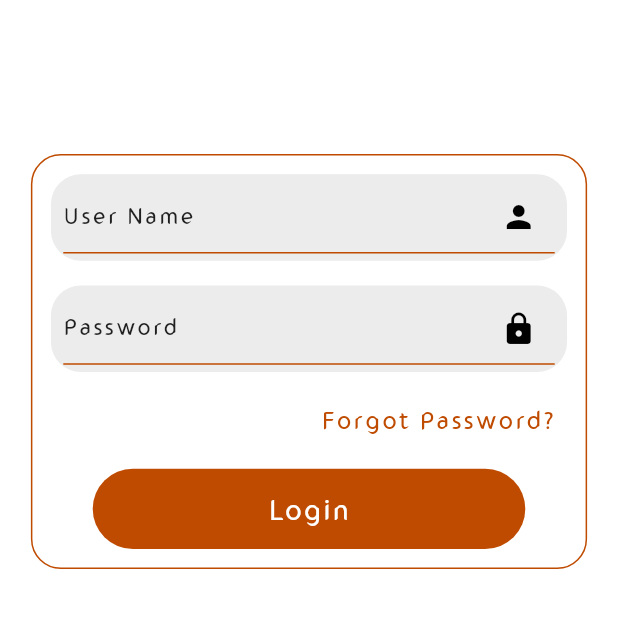
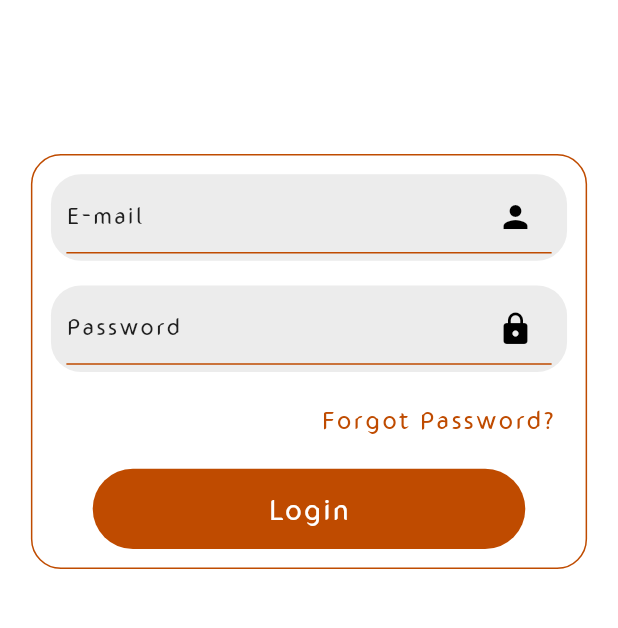
Before and after one commit to Jayfablead/jicksawapp, a Flutter app: the screen it shows after launch, after a tap on "I ALREADY HAVE AN ACCOUNT", on a phone screen of 412 x 824 dp, the part 496-1124 px from its top. Run offline on Flutter 3.47's test engine with Material 2 defaults, Android fonts, the phone set to English and light mode, and no system bars; our stand-ins replace cached_network_image, carousel_slider, connectivity, equatable, flip_card, flutter_colorpicker and 7 more; missing offline and left inert: model_viewer_plus, panara_dialogs, shake; accounts and stored records are empty; project files that could hold a hidden picture were left out.

Commit message:
change 24-05

```diff
--- a/lib/Screen/Forgot Password.dart
+++ b/lib/Screen/Forgot Password.dart
@@ -103,7 +103,7 @@ class _ForgotpwdState extends State<Forgotpwd> {
                         key: _formKey,
                         child: Column(
                           children: [
-                            Container(padding: EdgeInsets.symmetric(horizontal: 2.w),
+                            Container(padding: EdgeInsets.symmetric(horizontal: 2.5.w),
                               decoration: BoxDecoration(
                                   color: secondary,
                                   borderRadius: BorderRadius.circular(20)),
--- a/lib/Screen/initScreen.dart
+++ b/lib/Screen/initScreen.dart
@@ -104,21 +104,14 @@ class _InitscreenState extends State<Initscreen> {
                         alignment: Alignment.center,
                         width: 85.w,
                         margin: EdgeInsets.only(top: 2.h),
-                        decoration: BoxDecoration(boxShadow: [
-                          BoxShadow(
-                            color: Colors.deepOrange.withOpacity(0.5),
-                            offset: Offset(0, 6),
-                            // blurRadius: 20,
-                            // spreadRadius: -5,
-                          ),
-                        ],
-                            borderRadius: BorderRadius.circular(15),
-                            color: Colors.deepOrangeAccent),
+                        decoration: BoxDecoration(
+                            borderRadius: BorderRadius.circular(90),
+                            color: primary),
                         padding: EdgeInsets.all(2.h),
                         child: Text(
                           'GET STARTED',
                           style: TextStyle(
-                              color: Color.fromARGB(255, 18, 28, 36),fontFamily: 'game',
+                              color: Colors.white,fontFamily: 'game',
                               fontWeight: FontWeight.bold,
                               letterSpacing: 2,),
                         ),
@@ -139,14 +132,14 @@ class _InitscreenState extends State<Initscreen> {
                         width: 85.w,
                         margin: EdgeInsets.symmetric(vertical: 2.h),
                         decoration: BoxDecoration(
-                            color: Colors.blueGrey.withOpacity(0.2),
-                            borderRadius: BorderRadius.circular(15),
-                            border: Border.all(color: Colors.grey)),
+color:Colors.grey.withOpacity(0.3),
+                            borderRadius: BorderRadius.circular(90),
+                            border: Border.all(color: primary)),
                         padding: EdgeInsets.all(2.h),
                         child: Text(
                           'I ALREADY HAVE AN ACCOUNT',
                           style: TextStyle(fontWeight: FontWeight.bold,letterSpacing: 2,
-                              color: Colors.deepOrangeAccent, fontFamily: 'game'),
+                              color:primary, fontFamily: 'game'),
                         ),
                       ),
                     ),
--- a/lib/Screen/login.dart
+++ b/lib/Screen/login.dart
@@ -108,7 +108,7 @@ class _loginState extends State<login> {
                     key: _formKey,
                     child: Column(
                       children: [
-                        Container(padding: EdgeInsets.symmetric(horizontal: 2.w),
+                        Container(padding: EdgeInsets.symmetric(horizontal: 2.5.w),
                           decoration: BoxDecoration(
                               color: secondary,
                               borderRadius: BorderRadius.circular(20)),
@@ -124,7 +124,7 @@ class _loginState extends State<login> {
                             keyboardType: TextInputType.text,
                             validator: (value) {
                               if (value!.isEmpty) {
-                                return "Please enter the user name";
+                                return "Please enter the email";
                               }
                               return null;
                             },
@@ -140,7 +140,7 @@ class _loginState extends State<login> {
                                   Icons.person,
                                   color: Colors.black,
                                 ),
-                                hintText: "User Name",
+                                hintText: "E-mail",
                                 errorStyle: TextStyle(
                                     fontFamily: 'game',
                                     letterSpacing: 1,
@@ -155,7 +155,7 @@ class _loginState extends State<login> {
                         SizedBox(
                           height: 2.h,
                         ),
-                        Container(padding: EdgeInsets.symmetric(horizontal: 2.w),
+                        Container(padding: EdgeInsets.symmetric(horizontal: 2.5.w),
                           decoration: BoxDecoration(
                               color: secondary,
                               borderRadius: BorderRadius.circular(20)),
--- a/pubspec.yaml
+++ b/pubspec.yaml
@@ -114,7 +114,7 @@ flutter:
     - family: game
       fonts:
         - asset: assets/fonts/Gumela.ttf
-          weight: 300
+          weight: 500
     - family: game1
       fonts:
         - asset: assets/fonts/Play_Gaming.otf
```
Also changed, not shown: lib/Screen/signup.dart (+5 -5 lines).
